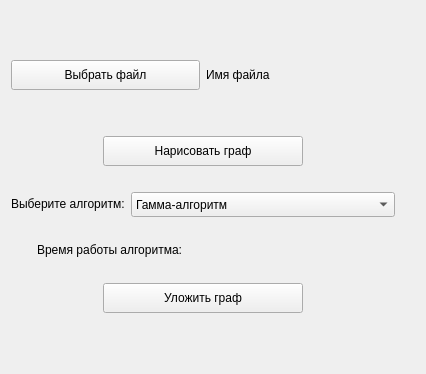
RozeQz/GraphEmbedding, file client/gui/ui_graph_page.ui: the form before one commit.
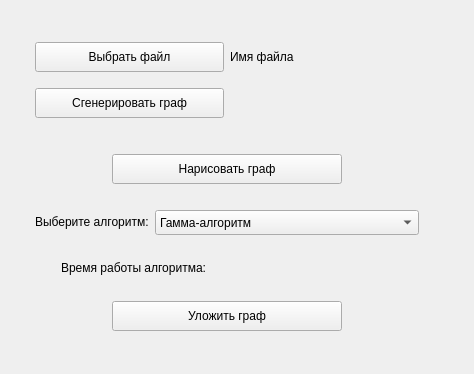
The form after the commit. Icons and pictures are not drawn.

Commit message: [PLAN-17] Add graph gen button to graph page

```diff
--- a/client/gui/ui_graph_page.ui
+++ b/client/gui/ui_graph_page.ui
@@ -6,7 +6,7 @@
    <rect>
     <x>0</x>
     <y>0</y>
-    <width>410</width>
+    <width>474</width>
     <height>374</height>
    </rect>
   </property>
@@ -33,6 +33,8 @@
       </spacer>
      </item>
      <item>
+      <layout class="QVBoxLayout" name="verticalLayout_2">
+       <item>
       <layout class="QHBoxLayout" name="horizontalLayout_2">
        <property name="topMargin">
         <number>10</number>
@@ -56,7 +58,7 @@
          </property>
          <property name="maximumSize">
           <size>
-           <width>200</width>
+             <width>230</width>
            <height>60</height>
           </size>
          </property>
@@ -84,6 +86,41 @@
       </layout>
      </item>
      <item>
+        <layout class="QHBoxLayout" name="horizontalLayout_7">
+         <item>
+          <widget class="QPushButton" name="btn_generate">
+           <property name="minimumSize">
+            <size>
+             <width>0</width>
+             <height>30</height>
+            </size>
+           </property>
+           <property name="maximumSize">
+            <size>
+             <width>230</width>
+             <height>60</height>
+            </size>
+           </property>
+           <property name="cursor">
+            <cursorShape>PointingHandCursor</cursorShape>
+           </property>
+           <property name="text">
+            <string>Сгенерировать граф</string>
+           </property>
+          </widget>
+         </item>
+         <item>
+          <widget class="QLabel" name="lbl_plug">
+           <property name="text">
+            <string/>
+           </property>
+          </widget>
+         </item>
+        </layout>
+       </item>
+      </layout>
+     </item>
+     <item>
       <widget class="QLabel" name="lbl_graph_info">
        <property name="sizePolicy">
         <sizepolicy hsizetype="Preferred" vsizetype="Maximum">
@@ -114,7 +151,7 @@
          </property>
          <property name="maximumSize">
           <size>
-           <width>200</width>
+           <width>230</width>
            <height>60</height>
           </size>
          </property>
@@ -260,7 +297,7 @@
          </property>
          <property name="maximumSize">
           <size>
-           <width>200</width>
+           <width>230</width>
            <height>60</height>
           </size>
          </property>
```
Lines whose indentation alone changed are shown as unchanged. The commit also changes 1 other file.
